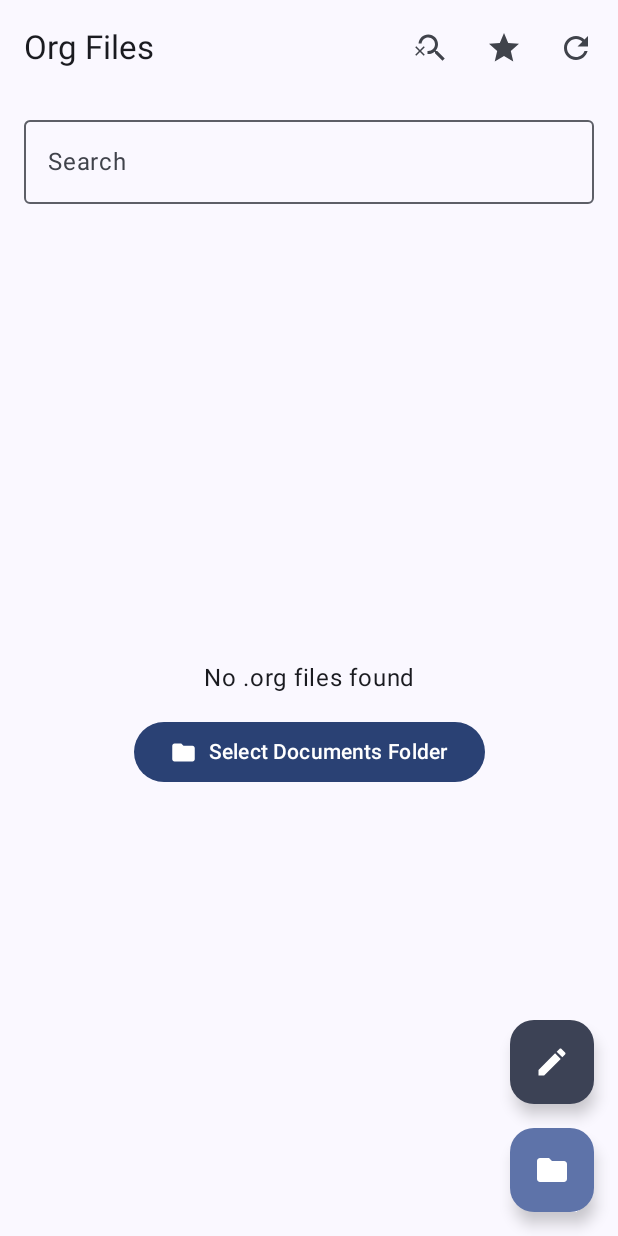
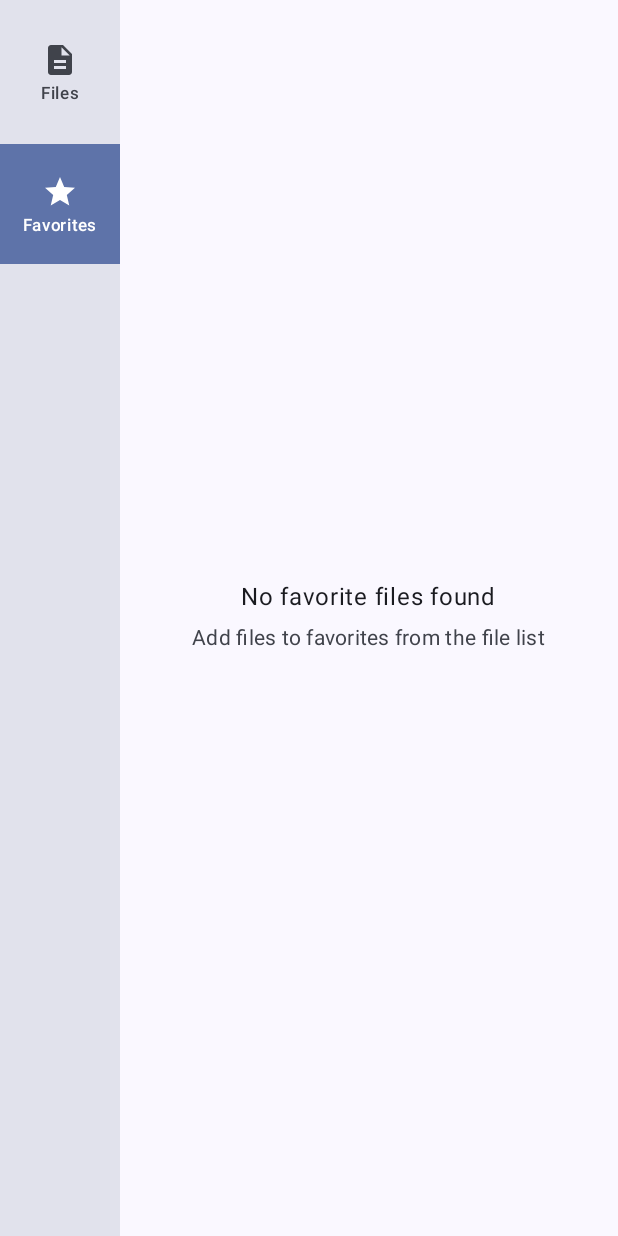
Before and after one commit to chana1024/org-android, an Android app built with Jetpack Compose: the composable OrgUtilApp shown on its own in the app's theme, after a tap on "Dismiss", on a phone screen of 412 x 824 dp. Run offline under Robolectric (Android 15) with nearby library versions, the phone set to English and light mode, and no system bars; our stand-ins replace Dagger/Hilt's generated code.

Commit message:
feat(ui): Introduce MainScreen with tabbed file/favorites navigation

```diff
--- a/app/src/main/java/com/orgutil/ui/navigation/OrgUtilNavigation.kt
+++ b/app/src/main/java/com/orgutil/ui/navigation/OrgUtilNavigation.kt
@@ -13,6 +13,7 @@ import com.orgutil.ui.screens.CaptureScreen
 import com.orgutil.ui.screens.FavoritesScreen
 import com.orgutil.ui.screens.FileEditorScreen
 import com.orgutil.ui.screens.FileListScreen
+import com.orgutil.ui.screens.MainScreen
 import java.net.URLDecoder
 import java.net.URLEncoder
 import java.nio.charset.StandardCharsets
@@ -24,11 +25,11 @@ fun OrgUtilNavigation(
 ) {
     NavHost(
         navController = navController,
-        startDestination = "file_list",
+        startDestination = "main",
         modifier = modifier
     ) {
-        composable("file_list") {
-            FileListScreen(
+        composable("main") {
+            MainScreen(
                 onFileSelected = { fileUri ->
                     Log.d("OrgUtilNavigation", "File URI: $fileUri")
                     // 使用Base64编码，避免URL编码问题
@@ -41,9 +42,6 @@ fun OrgUtilNavigation(
                 },
                 onNavigateToCapture = {
                     navController.navigate("capture")
-                },
-                onNavigateToFavorites = {
-                    navController.navigate("favorites")
                 }
             )
         }
@@ -63,23 +61,6 @@ fun OrgUtilNavigation(
             )
         }
 
-        composable("favorites") {
-            FavoritesScreen(
-                onFileSelected = { fileUri ->
-                    Log.d("OrgUtilNavigation", "File URI: $fileUri")
-                    val encodedFileUri = Base64.encodeToString(
-                        fileUri.toString().toByteArray(StandardCharsets.UTF_8),
-                        Base64.NO_WRAP
-                    )
-                    Log.d("OrgUtilNavigation", "Base64 Encoded URI: $encodedFileUri")
-                    navController.navigate("file_editor/$encodedFileUri")
-                },
-                onNavigateBack = {
-                    navController.popBackStack()
-                }
-            )
-        }
-
         composable("capture") {
             CaptureScreen(
                 onNavigateBack = {
--- a/app/src/main/java/com/orgutil/ui/screens/FileListScreen.kt
+++ b/app/src/main/java/com/orgutil/ui/screens/FileListScreen.kt
@@ -81,12 +81,6 @@ fun FileListScreen(
                                 imageVector = if (uiState.isSearchEnabled) Icons.Default.Search else Icons.Default.SearchOff,
                                 contentDescription = if (uiState.isSearchEnabled) "Database Search Enabled" else "Database Search Disabled",
                                 tint = if (uiState.isSearchEnabled) MaterialTheme.colorScheme.primary else MaterialTheme.colorScheme.onSurfaceVariant
-                            )
-                        }
-                        IconButton(onClick = onNavigateToFavorites) {
-                            Icon(
-                                imageVector = Icons.Default.Star,
-                                contentDescription = stringResource(R.string.favorites)
                             )
                         }
                         IconButton(onClick = { viewModel.loadFiles(uiState.currentDirectory?.uri) }) {
--- /dev/null
+++ b/app/src/main/java/com/orgutil/ui/screens/MainScreen.kt
@@ -0,0 +1,130 @@
+package com.orgutil.ui.screens
+
+import android.net.Uri
+import androidx.compose.foundation.layout.*
+import androidx.compose.material.icons.Icons
+import androidx.compose.material.icons.filled.Description
+import androidx.compose.material.icons.filled.Star
+import androidx.compose.material3.*
+import androidx.compose.runtime.*
+import androidx.compose.ui.Modifier
+import androidx.compose.ui.unit.dp
+
+@Composable
+fun MainScreen(
+    onFileSelected: (Uri) -> Unit,
+    onNavigateToCapture: () -> Unit
+) {
+    // Default to favorites tab (index 1)
+    var selectedTabIndex by remember { mutableStateOf(1) }
+
+    Row(modifier = Modifier.fillMaxSize()) {
+        // Vertical tabs on the left edge
+        VerticalTabBar(
+            selectedTabIndex = selectedTabIndex,
+            onTabSelected = { selectedTabIndex = it }
+        )
+
+        // Content area
+        Box(modifier = Modifier.fillMaxSize()) {
+            when (selectedTabIndex) {
+                0 -> FileListScreen(
+                    onFileSelected = onFileSelected,
+                    onNavigateToCapture = onNavigateToCapture,
+                    onNavigateToFavorites = {} // No longer needed in tabbed view
+                )
+                1 -> FavoritesScreen(
+                    onFileSelected = onFileSelected,
+                    onNavigateBack = {} // No longer needed in tabbed view
+                )
+            }
+        }
+    }
+}
+
+@Composable
+private fun VerticalTabBar(
+    selectedTabIndex: Int,
+    onTabSelected: (Int) -> Unit
+) {
+    Surface(
+        modifier = Modifier
+            .fillMaxHeight()
+            .width(80.dp),
+        color = MaterialTheme.colorScheme.surfaceVariant,
+        tonalElevation = 2.dp
+    ) {
+        Column(
+            modifier = Modifier
+                .fillMaxHeight()
+                .padding(vertical = 8.dp),
+            verticalArrangement = Arrangement.Top
+        ) {
+            // Files tab
+            VerticalTab(
+                selected = selectedTabIndex == 0,
+                onClick = { onTabSelected(0) },
+                icon = Icons.Default.Description,
+                label = "Files"
+            )
+
+            Spacer(modifier = Modifier.height(8.dp))
+
+            // Favorites tab
+            VerticalTab(
+                selected = selectedTabIndex == 1,
+                onClick = { onTabSelected(1) },
+                icon = Icons.Default.Star,
+                label = "Favorites"
+            )
+        }
+    }
+}
+
+@Composable
+private fun VerticalTab(
+    selected: Boolean,
+    onClick: () -> Unit,
+    icon: androidx.compose.ui.graphics.vector.ImageVector,
+    label: String
+) {
+    Surface(
+        onClick = onClick,
+        modifier = Modifier
+            .width(80.dp)
+            .height(80.dp),
+        color = if (selected) {
+            MaterialTheme.colorScheme.primaryContainer
+        } else {
+            MaterialTheme.colorScheme.surfaceVariant
+        }
+    ) {
+        Column(
+            modifier = Modifier
+                .fillMaxSize()
+                .padding(8.dp),
+            verticalArrangement = Arrangement.Center,
+            horizontalAlignment = androidx.compose.ui.Alignment.CenterHorizontally
+        ) {
+            Icon(
+                imageVector = icon,
+                contentDescription = label,
+                tint = if (selected) {
+                    MaterialTheme.colorScheme.onPrimaryContainer
+                } else {
+                    MaterialTheme.colorScheme.onSurfaceVariant
+                }
+            )
+            Spacer(modifier = Modifier.height(4.dp))
+            Text(
+                text = label,
+                style = MaterialTheme.typography.labelSmall,
+                color = if (selected) {
+                    MaterialTheme.colorScheme.onPrimaryContainer
+                } else {
+                    MaterialTheme.colorScheme.onSurfaceVariant
+                }
+            )
+        }
+    }
+}
```
Also changed, not shown: app/src/main/java/com/orgutil/ui/screens/FavoritesScreen.kt (+1 -15 lines).
